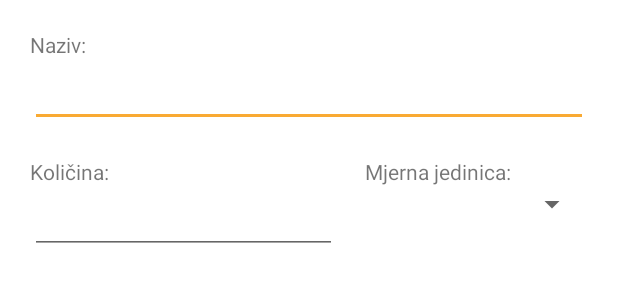
After one commit to foivz/rampu22-ssmrcek20-kvardijan-fsostaric20, an Android app: the layout forma_nova_namirnica_za_listu_namirnica.xml on its own in the app's theme, with its tools: preview values and no code run, on a phone screen of 412 x 824 dp. The commit adds this screen. Shown: the top 300 px of the screen. Run offline under Robolectric (Android 15) with nearby library versions, the phone set to English and light mode, and no system bars.

Commit message:
Napravljena forma za upis novih namirnica u listu za kupovinu #5

```diff
--- /dev/null
+++ b/Software/app/src/main/res/layout/forma_nova_namirnica_za_listu_namirnica.xml
@@ -0,0 +1,68 @@
+<?xml version="1.0" encoding="utf-8"?>
+<androidx.constraintlayout.widget.ConstraintLayout xmlns:android="http://schemas.android.com/apk/res/android"
+    xmlns:app="http://schemas.android.com/apk/res-auto"
+    android:layout_width="match_parent"
+    android:layout_height="match_parent"
+    android:padding="20dp">
+
+    <TextView
+        android:id="@+id/nova_lista_za_kupovinu_naziv"
+        android:layout_width="match_parent"
+        android:layout_height="wrap_content"
+        android:text="@string/naziv"
+        app:layout_constraintEnd_toEndOf="parent"
+        app:layout_constraintStart_toStartOf="parent"
+        app:layout_constraintTop_toTopOf="parent" />
+
+    <EditText
+        android:id="@+id/nova_lista_za_kupovinu_naziv2"
+        android:layout_width="match_parent"
+        android:layout_height="wrap_content"
+        app:layout_constraintEnd_toEndOf="parent"
+        app:layout_constraintHorizontal_bias="0.0"
+        app:layout_constraintStart_toStartOf="parent"
+        app:layout_constraintTop_toBottomOf="@+id/nova_lista_za_kupovinu_naziv"
+        android:inputType="text"/>
+
+    <TextView
+        android:id="@+id/nova_lista_za_kupovinu_kolicina"
+        android:layout_width="0dp"
+        android:layout_height="wrap_content"
+        android:layout_marginTop="20dp"
+        android:text="@string/koli_ina"
+        app:layout_constraintStart_toStartOf="parent"
+        app:layout_constraintTop_toBottomOf="@+id/nova_lista_za_kupovinu_naziv2"
+        app:layout_constraintWidth_default="percent"
+        app:layout_constraintWidth_percent=".55" />
+
+    <EditText
+        android:id="@+id/nova_lista_za_kupovinu_kolicina2"
+        android:layout_width="0dp"
+        android:layout_height="wrap_content"
+        android:inputType="number"
+        app:layout_constraintStart_toStartOf="parent"
+        app:layout_constraintTop_toBottomOf="@+id/nova_lista_za_kupovinu_kolicina"
+        app:layout_constraintWidth_default="percent"
+        app:layout_constraintWidth_percent=".55" />
+
+    <TextView
+        android:id="@+id/nova_lista_za_kupovinu_mjr"
+        android:layout_width="0dp"
+        android:layout_height="wrap_content"
+        android:layout_marginTop="20dp"
+        android:text="@string/mjerna_jedinica"
+        app:layout_constraintEnd_toEndOf="parent"
+        app:layout_constraintTop_toBottomOf="@+id/nova_lista_za_kupovinu_naziv2"
+        app:layout_constraintWidth_default="percent"
+        app:layout_constraintWidth_percent=".4" />
+
+    <Spinner
+        android:id="@+id/nova_lista_za_kupovinu_mjr_spn"
+        android:layout_width="0dp"
+        android:layout_height="wrap_content"
+        app:layout_constraintEnd_toEndOf="parent"
+        app:layout_constraintTop_toBottomOf="@+id/nova_lista_za_kupovinu_mjr"
+        app:layout_constraintWidth_default="percent"
+        app:layout_constraintWidth_percent=".4" />
+
+</androidx.constraintlayout.widget.ConstraintLayout>
--- a/Software/app/src/main/res/values/strings.xml
+++ b/Software/app/src/main/res/values/strings.xml
@@ -9,4 +9,7 @@
     <string name="shopping_cart">shopping cart</string>
     <string name="add_items">Dodaj namirnice u listu za kupovinu!</string>
     <string name="tekst_toast_recept_err">Servis nije dostupan.</string>
+    <string name="naziv">Naziv:</string>
+    <string name="koli_ina">Količina:</string>
+    <string name="mjerna_jedinica">Mjerna jedinica:</string>
 </resources>
```
